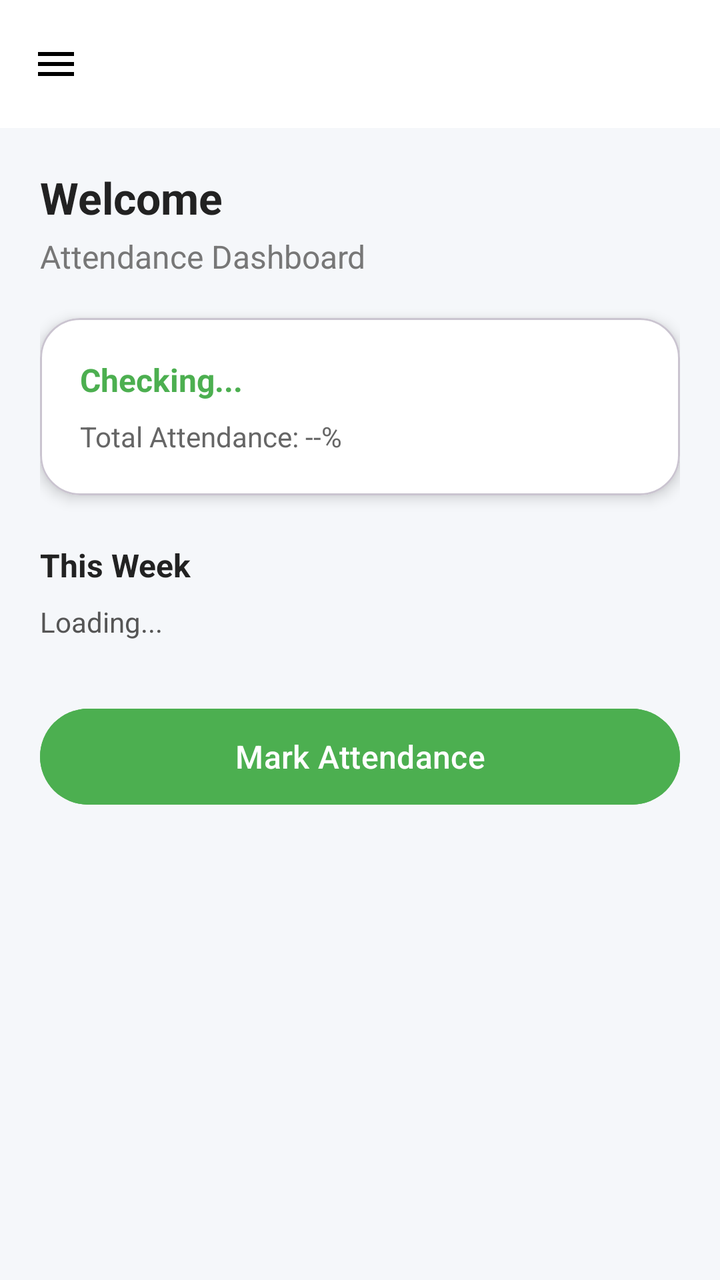
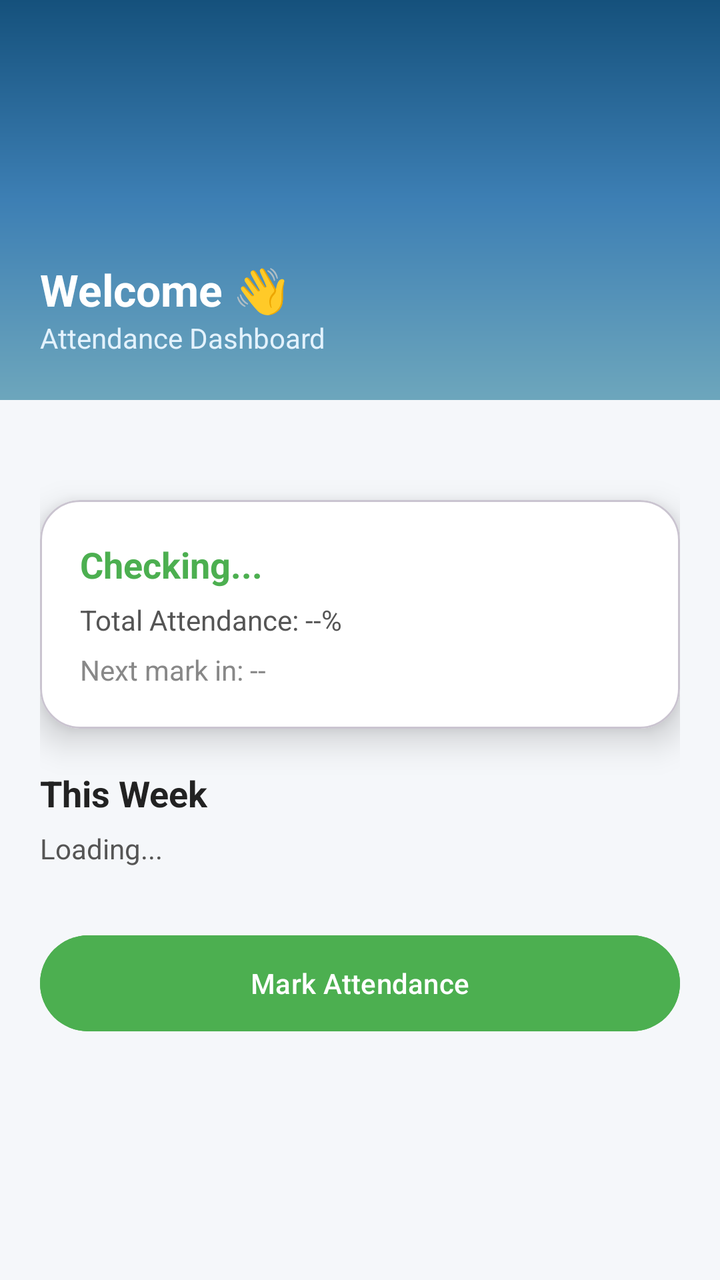

Screens rendered from an Android XML layout before and after an edit, with the pre-edit source and the edit as a unified diff.
<!-- AndroidManifest.xml: application theme Theme.AttendancePRO -->
<!-- res/layout/activity_dashboard.xml -->
<?xml version="1.0" encoding="utf-8"?>
<androidx.drawerlayout.widget.DrawerLayout
    xmlns:android="http://schemas.android.com/apk/res/android"
    xmlns:app="http://schemas.android.com/apk/res-auto"

    android:id="@+id/drawerLayout"
    android:layout_width="match_parent"
    android:layout_height="match_parent"

    android:fitsSystemWindows="true"> 

    
    
    
    <LinearLayout
        android:orientation="vertical"
        android:layout_width="match_parent"
        android:layout_height="match_parent"
        android:background="#F5F7FA"

        android:fitsSystemWindows="true"> 

        
        <com.google.android.material.appbar.MaterialToolbar
            android:id="@+id/toolbar"
            android:layout_width="match_parent"
            android:layout_height="wrap_content"
            android:title="AttendancePRO"
            android:titleTextColor="#222"
            android:background="#FFFFFF"
            app:navigationIcon="@drawable/ic_menu"/>

        <ScrollView
            android:layout_width="match_parent"
            android:layout_height="match_parent">

            <LinearLayout
                android:padding="20dp"
                android:orientation="vertical"
                android:layout_width="match_parent"
                android:layout_height="wrap_content">

                
                <TextView
                    android:id="@+id/welcomeText"
                    android:layout_width="wrap_content"
                    android:layout_height="wrap_content"
                    android:text="Welcome"
                    android:textSize="22sp"
                    android:textStyle="bold"
                    android:textColor="#222"/>

                
                <TextView
                    android:layout_width="wrap_content"
                    android:layout_height="wrap_content"
                    android:text="Attendance Dashboard"
                    android:textSize="16sp"
                    android:textColor="#777"
                    android:layout_marginTop="4dp"/>

                
                
                
                <com.google.android.material.card.MaterialCardView
                    android:layout_width="match_parent"
                    android:layout_height="wrap_content"
                    android:layout_marginTop="20dp"
                    app:cardCornerRadius="20dp"
                    app:cardElevation="4dp"
                    android:backgroundTint="#FFFFFF">

                    <LinearLayout
                        android:padding="20dp"
                        android:orientation="vertical"
                        android:layout_width="match_parent"
                        android:layout_height="wrap_content">

                        <TextView
                            android:id="@+id/todayStatus"
                            android:layout_width="wrap_content"
                            android:layout_height="wrap_content"
                            android:text="Checking..."
                            android:textSize="16sp"
                            android:textStyle="bold"
                            android:textColor="#4CAF50"/>

                        <TextView
                            android:id="@+id/totalAttendance"
                            android:layout_width="wrap_content"
                            android:layout_height="wrap_content"
                            android:text="Total Attendance: --%"
                            android:textSize="14sp"
                            android:textColor="#666"
                            android:layout_marginTop="8dp"/>

                    </LinearLayout>

                </com.google.android.material.card.MaterialCardView>

                
                
                
                <TextView
                    android:layout_width="wrap_content"
                    android:layout_height="wrap_content"
                    android:text="This Week"
                    android:textSize="16sp"
                    android:textStyle="bold"
                    android:layout_marginTop="24dp"
                    android:textColor="#222"/>

                <TextView
                    android:id="@+id/historyText"
                    android:layout_width="wrap_content"
                    android:layout_height="wrap_content"
                    android:text="Loading..."
                    android:textColor="#555"
                    android:layout_marginTop="8dp"/>

                
                
                
                <com.google.android.material.button.MaterialButton
                    android:id="@+id/markBtn"
                    android:layout_width="match_parent"
                    android:layout_height="56dp"
                    android:text="Mark Attendance"
                    android:textAllCaps="false"
                    android:textSize="16sp"
                    android:layout_marginTop="30dp"
                    app:cornerRadius="28dp"
                    android:backgroundTint="#4CAF50"
                    android:textColor="#FFFFFF"/>

            </LinearLayout>

        </ScrollView>

    </LinearLayout>

    
    
    
    <LinearLayout
        android:layout_width="280dp"
        android:layout_height="match_parent"
        android:layout_gravity="start"
        android:background="#FFFFFF"
        android:padding="20dp"
        android:orientation="vertical">

        <TextView
            android:layout_width="wrap_content"
            android:layout_height="wrap_content"
            android:text="Menu"
            android:textSize="20sp"
            android:textStyle="bold"/>

        <Button
            android:id="@+id/profileBtn"
            android:layout_width="match_parent"
            android:layout_height="wrap_content"
            android:text="Profile"
            android:layout_marginTop="20dp"/>

    </LinearLayout>

</androidx.drawerlayout.widget.DrawerLayout>
<!-- resources referenced by this layout -->
<resources>
  <!-- drawable ic_menu (drawable) -->
  <vector xmlns:android="http://schemas.android.com/apk/res/android" android:height="24dp" android:tint="#000000" android:viewportHeight="24" android:viewportWidth="24" android:width="24dp">
        
      <path android:fillColor="@android:color/white" android:pathData="M3,18h18v-2L3,16v2zM3,13h18v-2L3,11v2zM3,6v2h18L21,6L3,6z"/>
      
  </vector>
  <style name="Theme.AttendancePRO" parent="Base.Theme.AttendancePRO" />
  <style name="Base.Theme.AttendancePRO" parent="Theme.Material3.DayNight.NoActionBar">
  
          
          <item name="android:statusBarColor">@android:color/transparent</item>
          <item name="android:windowLightStatusBar">false</item>
  
      </style>
</resources>

<!-- the commit's change to res/layout/activity_dashboard.xml (unified diff, before → after) -->
@@ -6,109 +6,116 @@
     android:id="@+id/drawerLayout"
     android:layout_width="match_parent"
     android:layout_height="match_parent"
-
-    android:fitsSystemWindows="true"> 
+    android:fitsSystemWindows="true">
 
     
     
     
     <LinearLayout
-        android:orientation="vertical"
         android:layout_width="match_parent"
         android:layout_height="match_parent"
-        android:background="#F5F7FA"
-
-        android:fitsSystemWindows="true"> 
+        android:orientation="vertical"
+        android:background="#F5F7FA">
 
         
-        <com.google.android.material.appbar.MaterialToolbar
-            android:id="@+id/toolbar"
+        <LinearLayout
             android:layout_width="match_parent"
-            android:layout_height="wrap_content"
-            android:title="AttendancePRO"
-            android:titleTextColor="#222"
-            android:background="#FFFFFF"
-            app:navigationIcon="@drawable/ic_menu"/>
+            android:layout_height="200dp"
+            android:background="@drawable/bg_login"
+            android:orientation="vertical"
+            android:paddingStart="20dp"
+            android:paddingEnd="20dp"
+            android:paddingBottom="20dp"
+            android:paddingTop="50dp">
 
+            <com.google.android.material.appbar.MaterialToolbar
+                android:id="@+id/toolbar"
+                android:layout_width="match_parent"
+                android:layout_height="wrap_content"
+                android:background="@android:color/transparent"
+                app:title=""
+                app:navigationIconTint="#FFFFFF"/>
+
+            <TextView
+                android:id="@+id/userName"
+                android:layout_width="wrap_content"
+                android:layout_height="wrap_content"
+                android:text="Welcome 👋"
+                android:textSize="22sp"
+                android:textStyle="bold"
+                android:textColor="#FFFFFF"
+                android:layout_marginTop="16dp"/>
+
+            <TextView
+                android:layout_width="wrap_content"
+                android:layout_height="wrap_content"
+                android:text="Attendance Dashboard"
+                android:textColor="#E3F2FD"/>
+        </LinearLayout>
+
+        
         <ScrollView
             android:layout_width="match_parent"
             android:layout_height="match_parent">
 
             <LinearLayout
+                android:layout_width="match_parent"
+                android:layout_height="wrap_content"
                 android:padding="20dp"
-                android:orientation="vertical"
-                android:layout_width="match_parent"
-                android:layout_height="wrap_content">
+                android:orientation="vertical">
 
-                
-                <TextView
-                    android:id="@+id/welcomeText"
-                    android:layout_width="wrap_content"
-                    android:layout_height="wrap_content"
-                    android:text="Welcome"
-                    android:textSize="22sp"
-                    android:textStyle="bold"
-                    android:textColor="#222"/>
-
-                
-                <TextView
-                    android:layout_width="wrap_content"
-                    android:layout_height="wrap_content"
-                    android:text="Attendance Dashboard"
-                    android:textSize="16sp"
-                    android:textColor="#777"
-                    android:layout_marginTop="4dp"/>
-
-                
-                
                 
                 <com.google.android.material.card.MaterialCardView
                     android:layout_width="match_parent"
                     android:layout_height="wrap_content"
-                    android:layout_marginTop="20dp"
+                    android:layout_marginTop="30dp"
+                    android:layout_marginBottom="10dp"
                     app:cardCornerRadius="20dp"
-                    app:cardElevation="4dp"
+                    app:cardElevation="10dp"
                     android:backgroundTint="#FFFFFF">
 
                     <LinearLayout
-                        android:padding="20dp"
+                        android:layout_width="match_parent"
+                        android:layout_height="wrap_content"
                         android:orientation="vertical"
-                        android:layout_width="match_parent"
-                        android:layout_height="wrap_content">
+                        android:padding="20dp">
 
                         <TextView
                             android:id="@+id/todayStatus"
                             android:layout_width="wrap_content"
                             android:layout_height="wrap_content"
                             android:text="Checking..."
-                            android:textSize="16sp"
-                            android:textStyle="bold"
-                            android:textColor="#4CAF50"/>
+                            android:textColor="#4CAF50"
+                            android:textSize="18sp"
+                            android:textStyle="bold"/>
 
                         <TextView
                             android:id="@+id/totalAttendance"
                             android:layout_width="wrap_content"
                             android:layout_height="wrap_content"
                             android:text="Total Attendance: --%"
-                            android:textSize="14sp"
-                            android:textColor="#666"
-                            android:layout_marginTop="8dp"/>
+                            android:layout_marginTop="6dp"
+                            android:textColor="#555"/>
+
+                        <TextView
+                            android:id="@+id/nextTime"
+                            android:layout_width="wrap_content"
+                            android:layout_height="wrap_content"
+                            android:text="Next mark in: --"
+                            android:textColor="#888"
+                            android:layout_marginTop="6dp"/>
 
                     </LinearLayout>
-
                 </com.google.android.material.card.MaterialCardView>
 
-                
-                
-                
                 <TextView
                     android:layout_width="wrap_content"
                     android:layout_height="wrap_content"
                     android:text="This Week"
-                    android:textSize="16sp"
+                    android:textSize="18sp"
                     android:textStyle="bold"
-                    android:layout_marginTop="24dp"
-                    android:textColor="#222"/>
+                    android:textColor="#222"
+                    android:layout_marginTop="10dp"/>
 
                 <TextView
                     android:id="@+id/historyText"
@@ -116,22 +123,17 @@
                     android:layout_height="wrap_content"
                     android:text="Loading..."
                     android:textColor="#555"
-                    android:layout_marginTop="8dp"/>
+                    android:layout_marginTop="6dp"/>
 
-                
-                
-                
                 <com.google.android.material.button.MaterialButton
                     android:id="@+id/markBtn"
                     android:layout_width="match_parent"
                     android:layout_height="56dp"
                     android:text="Mark Attendance"
-                    android:textAllCaps="false"
-                    android:textSize="16sp"
                     android:layout_marginTop="30dp"
-                    app:cornerRadius="28dp"
+                    android:textColor="#FFFFFF"
                     android:backgroundTint="#4CAF50"
-                    android:textColor="#FFFFFF"/>
+                    app:cornerRadius="28dp"/>
 
             </LinearLayout>
 
@@ -146,23 +148,45 @@
         android:layout_width="280dp"
         android:layout_height="match_parent"
         android:layout_gravity="start"
-        android:background="#FFFFFF"
-        android:padding="20dp"
-        android:orientation="vertical">
+        android:orientation="vertical"
+        android:clickable="true"
+        android:focusable="true">
 
-        <TextView
-            android:layout_width="wrap_content"
-            android:layout_height="wrap_content"
-            android:text="Menu"
-            android:textSize="20sp"
-            android:textStyle="bold"/>
+        
+        <LinearLayout
+            android:layout_width="match_parent"
+            android:layout_height="160dp"
+            android:background="@drawable/bg_login"
+            android:orientation="vertical"
+            android:gravity="bottom"
+            android:padding="20dp">
 
-        <Button
-            android:id="@+id/profileBtn"
+            <TextView
+                android:id="@+id/profileName"
+                android:layout_width="wrap_content"
+                android:layout_height="wrap_content"
+                android:text="User Name"
+                android:textColor="#FFFFFF"
+                android:textSize="18sp"
+                android:textStyle="bold"/>
+
+        </LinearLayout>
+
+        
+        <LinearLayout
             android:layout_width="match_parent"
-            android:layout_height="wrap_content"
-            android:text="Profile"
-            android:layout_marginTop="20dp"/>
+            android:layout_height="match_parent"
+            android:background="#FFFFFF"
+            android:padding="20dp"
+            android:orientation="vertical">
+
+            <Button
+                android:id="@+id/profileBtn"
+                android:layout_width="match_parent"
+                android:layout_height="wrap_content"
+                android:text="Profile"/>
+
+        </LinearLayout>
 
     </LinearLayout>
 
<!-- resource entries referenced after the edit -->
@@ -1,11 +1,16 @@
 <!-- resources referenced by this layout -->
 <resources>
-  <!-- drawable ic_menu (drawable) -->
-  <vector xmlns:android="http://schemas.android.com/apk/res/android" android:height="24dp" android:tint="#000000" android:viewportHeight="24" android:viewportWidth="24" android:width="24dp">
-        
-      <path android:fillColor="@android:color/white" android:pathData="M3,18h18v-2L3,16v2zM3,13h18v-2L3,11v2zM3,6v2h18L21,6L3,6z"/>
-      
-  </vector>
+  <!-- drawable bg_login (drawable) -->
+  <?xml version="1.0" encoding="utf-8"?>
+  <shape xmlns:android="http://schemas.android.com/apk/res/android">
+  
+      <gradient
+          android:startColor="#15517C"
+          android:centerColor="#3D7FB4"
+          android:endColor="#6DA6BC"
+          android:angle="270" />
+  
+  </shape>
   <style name="Theme.AttendancePRO" parent="Base.Theme.AttendancePRO" />
   <style name="Base.Theme.AttendancePRO" parent="Theme.Material3.DayNight.NoActionBar">
   
